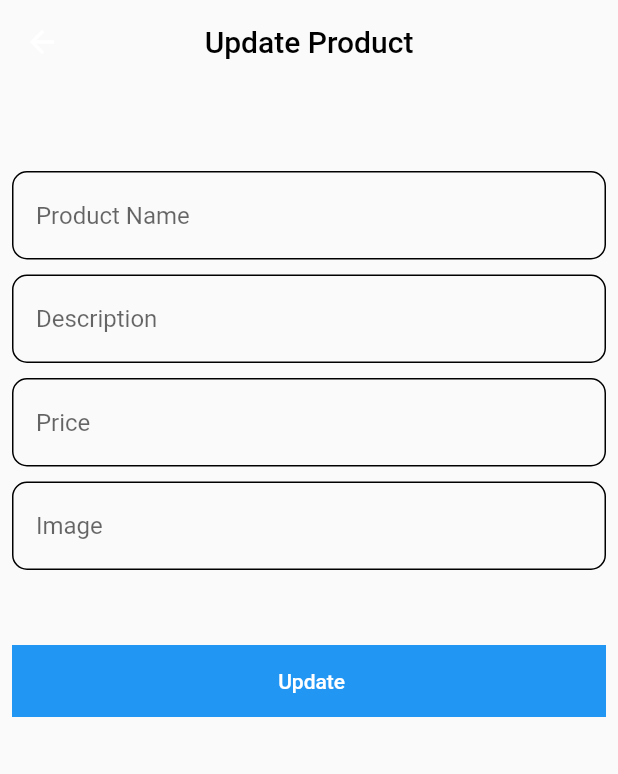
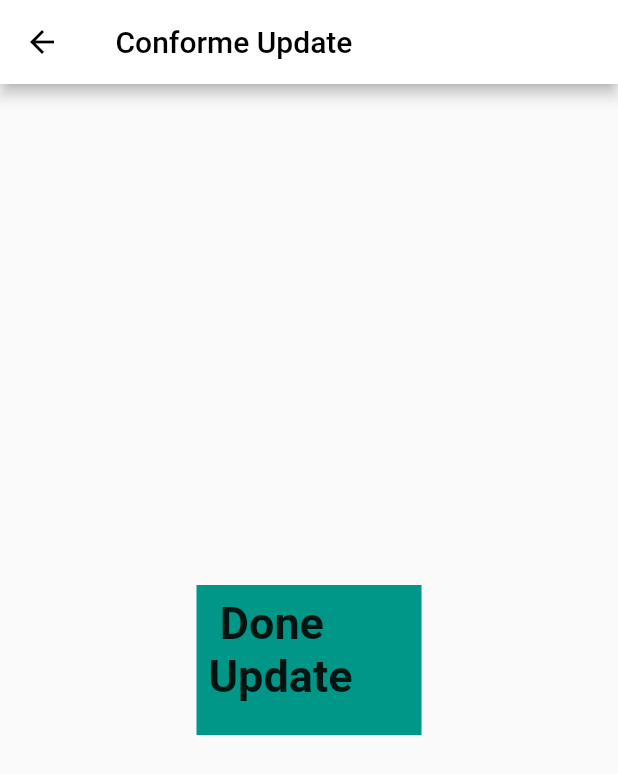
Before and after one commit to Lamiaa21-3/store_app, a Flutter app: the UpdetaProductPage screen opened by its route, after a tap on "Update", on a phone screen of 412 x 824 dp. Shown: the top 774 px of the screen. Run offline on Flutter 3.47's test engine with Material 2 defaults, Android fonts, the phone set to English and light mode, and no system bars; drawn by our look-alikes of modal_progress_hud_nsn; our stand-ins replace font_awesome_flutter; network calls fail; key blocks and very long unbroken strings in the code were emptied for the run.

Commit message:
done update

```diff
--- a/lib/main.dart
+++ b/lib/main.dart
@@ -1,6 +1,7 @@
 import 'dart:convert';
 
 import 'package:flutter/material.dart';
+import 'package:store_app/screens/done_update.dart';
 import 'package:store_app/screens/home_page.dart';
 import 'package:store_app/screens/updeta_product_page.dart';
 import 'package:store_app/services/get_all_product.dart';
@@ -22,6 +23,7 @@ class MyApp extends StatelessWidget {
       routes: {
         HomePage.id: (context) => HomePage(),
         UpdetaProductPage.id : (context) => UpdetaProductPage(),
+        Done_Updtae.id : (context) => Done_Updtae(),
       },
         initialRoute: HomePage.id,
       home: HomePage(),
--- a/lib/modeles/get_product.dart
+++ b/lib/modeles/get_product.dart
@@ -1,7 +1,7 @@
 
 class GetProduct {
   final int id;
-  final String title;
+  final String title ;
   final dynamic price;
   final String description;
   final String category;
--- /dev/null
+++ b/lib/screens/done_update.dart
@@ -0,0 +1,43 @@
+import 'package:flutter/cupertino.dart';
+import 'package:flutter/material.dart';
+import 'package:store_app/screens/updeta_product_page.dart';
+
+class Done_Updtae extends StatefulWidget {
+  const Done_Updtae({super.key});
+  static String id = ' Update Done';
+
+  @override
+  State<Done_Updtae> createState() => _Done_UpdtaeState();
+}
+
+class _Done_UpdtaeState extends State<Done_Updtae> {
+  @override
+  Widget build(BuildContext context) {
+    return Scaffold(
+      appBar: AppBar(
+        backgroundColor: Colors.white,
+        title: Text(" Conforme Update ",style: TextStyle(color: Colors.black),),
+        leading: IconButton(icon: Icon(Icons.arrow_back,color: Colors.black,),onPressed: (){
+          Navigator.pushNamed(context, UpdetaProductPage.id);
+        },),
+      ),
+     body: Center(
+      child: Container(
+        width: 150,
+        height: 100,
+        color: Colors.teal,
+        child: Padding(
+          padding: const EdgeInsets.all(8.0),
+          child: Text(
+            " Done Update ",
+            style: TextStyle(
+              fontSize: 30.0,
+              fontWeight: FontWeight.bold,
+            ),
+          ),
+        ),
+      ),
+    ),
+    );
+  }
+}
--- a/lib/screens/updeta_product_page.dart
+++ b/lib/screens/updeta_product_page.dart
@@ -1,9 +1,12 @@
 import 'package:flutter/material.dart';
 import 'package:store_app/modeles/get_product.dart';
+import 'package:store_app/screens/done_update.dart';
+import 'package:store_app/screens/home_page.dart';
 
 import '../services/put_product.dart';
 import '../widget/custom_text_field.dart';
 import 'package:modal_progress_hud_nsn/modal_progress_hud_nsn.dart';
+import 'done_update.dart';
 
 class UpdetaProductPage extends StatefulWidget {
   UpdetaProductPage({
@@ -20,16 +23,31 @@ class _UpdetaProductPageState extends State<UpdetaProductPage> {
 
   String? price;
 
-  GetProduct? product;
+  GetProduct? product ;
   bool isLoading = false;
+  // TextEditingController product_controller = TextEditingController();
+  // TextEditingController desc_controller = TextEditingController();
+  // TextEditingController image_controller = TextEditingController();
+  // TextEditingController price_controller = TextEditingController();
+
 
   @override
   Widget build(BuildContext context) {
+    // product_controller.text= "";
+    // desc_controller.text="";
+    // image_controller.text="";
+    // price_controller.text = "";
+
     product = ModalRoute.of(context)?.settings.arguments as GetProduct?;
     return ModalProgressHUD(
       inAsyncCall: isLoading,
       child: Scaffold(
         appBar: AppBar(
+          leading: IconButton(icon:Icon (Icons.arrow_back,color: Colors.black,),onPressed: (){
+             Navigator.pushNamed(context, HomePage.id);
+
+          },),
+
           title: Text(
             " Update Product ",
             style: TextStyle(color: Colors.black),
@@ -51,6 +69,7 @@ class _UpdetaProductPageState extends State<UpdetaProductPage> {
                     product_name = data;
                   },
                   hintText: ' Product Name ',
+                  //controller: product_controller,
                 ),
                 SizedBox(
                   height: 10,
@@ -60,11 +79,13 @@ class _UpdetaProductPageState extends State<UpdetaProductPage> {
                     desc = data;
                   },
                   hintText: ' Description ',
+                  //controller: desc_controller,
                 ),
                 SizedBox(
                   height: 10,
                 ),
                 CustomTextField(
+                  //controller: price_controller,
                   input_type: TextInputType.number,
                   onChanged: (data) {
                     price = data;
@@ -79,6 +100,7 @@ class _UpdetaProductPageState extends State<UpdetaProductPage> {
                     image = data;
                   },
                   hintText: ' Image ',
+                 //controller: image_controller,
                 ),
                 SizedBox(
                   height: 50,
@@ -87,12 +109,15 @@ class _UpdetaProductPageState extends State<UpdetaProductPage> {
                   color: Colors.blue,
                   width: double.infinity,
                   child: TextButton(
-                    onPressed: () {
+                    onPressed: () async {
                       isLoading = true;
+                      Navigator.pushNamed(context, Done_Updtae.id);
                       setState(() {});
-                      try {
-                        updateProduct();
+                      try  {
+                      if(product != null)
+                       await  updateProduct(product!);
                         print(' success');
+
                       }  catch (e) {
                        print(e.toString());
                       }
@@ -113,12 +138,14 @@ class _UpdetaProductPageState extends State<UpdetaProductPage> {
     );
   }
 
-  void updateProduct() {
-    PutProduct().addProduct(
-        title: product_name!,
-        image: image!,
-        price: price!,
-        desc: desc!,
+ Future< void> updateProduct(GetProduct product)  async{
+   await PutProduct().addProduct(
+    id: product.id,
+        title:  product_name == null ? product.title:  product_name!,
+        image: image == null ? product.image: image!,
+        price:price == null ? product.price.toString(): price!,
+        desc: desc == null ? product.description: desc!,
         category: product!.category);
+        isLoading == false;
   }
 }
--- a/lib/services/put_product.dart
+++ b/lib/services/put_product.dart
@@ -10,9 +10,11 @@ class PutProduct {
     required String desc,
     required String price,
     required String category,
+    required int id,
   }) async
   {
-    Map< String ,dynamic > data= await Api().put(url: 'https://fakestoreapi.com/products', body: {
+    print(' productId = $id');
+    Map< String ,dynamic > data= await Api().put(url: 'https://fakestoreapi.com/products/$id', body: {
       "title": title,
       "price":price,
       "description":  desc,
--- a/lib/widget/custom_text_field.dart
+++ b/lib/widget/custom_text_field.dart
@@ -3,18 +3,22 @@
 import 'package:flutter/material.dart';
 
 class CustomTextField extends StatelessWidget {
-   CustomTextField({this.hintText, this.onChanged,this.obscureText,this.input_type});
+   CustomTextField({super.key, this.hintText, this.onChanged,this.obscureText,this.input_type,});
   String? hintText;
   Function(String)? onChanged;
   bool? obscureText;
   TextInputType? input_type;
+ // TextEditingController? controller;
+
 
   @override
   Widget build(BuildContext context) {
     return TextField(
+
        onChanged:onChanged,
          obscureText:obscureText??false,
          keyboardType: input_type,
+        // controller: controller,
 
         decoration: InputDecoration(
           hintText:hintText ,
--- a/pubspec.yaml
+++ b/pubspec.yaml
@@ -19,7 +19,7 @@ publish_to: 'none' # Remove this line if you wish to publish to pub.dev
 version: 1.0.0+1
 
 environment:
-  sdk: '>=3.0.3 <4.0.0'
+  sdk: ">=2.17.6 <3.0.0"
 
 # Dependencies specify other packages that your package needs in order to work.
 # To automatically upgrade your package dependencies to the latest versions
```
Also changed, not shown: lib/helper/api.dart (+19 -17 lines), pubspec.lock.
